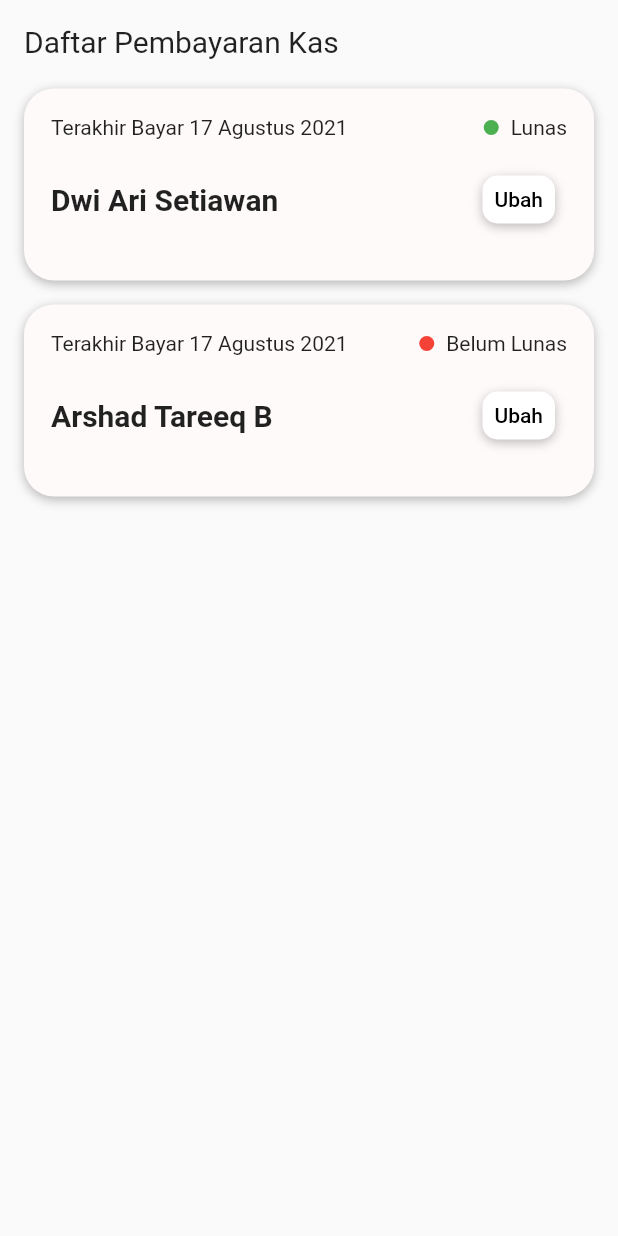
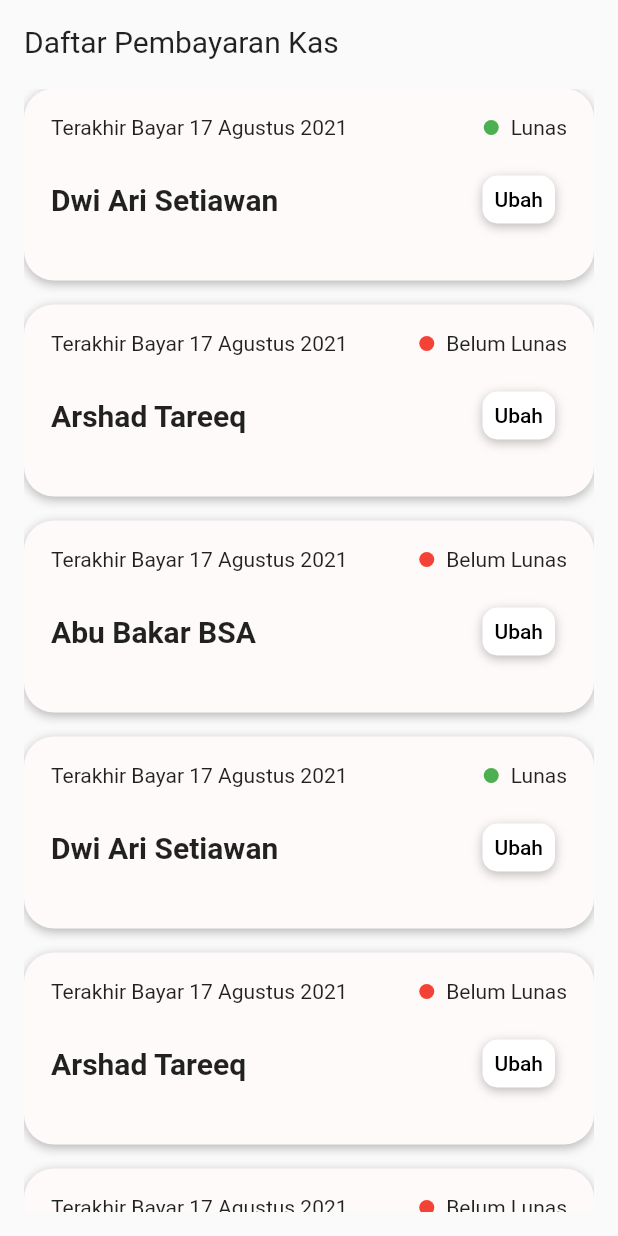
Before and after one commit to b201lab/b201-app, a Flutter app: the KasScreen widget shown alone on an empty page, opened directly, on a phone screen of 412 x 824 dp. Run offline on Flutter 3.47's test engine with Material 2 defaults, Android fonts, the phone set to English and light mode, and no system bars; our stand-ins replace bubble_tab_indicator, get, getwidget, image_picker, table_calendar.

Commit message:
Dynamic kas card list based on users.dart model

```diff
--- /dev/null
+++ b/lib/models/users.dart
@@ -0,0 +1,48 @@
+// Hanya untuk model kas list
+
+class User {
+  int id;
+  String name;
+  bool isLunas;
+  String lastPayement;
+
+  User({
+    required this.id,
+    required this.name,
+    required this.isLunas,
+    required this.lastPayement,
+  });
+}
+
+var users = [
+  User(
+      id: 6969,
+      name: "Dwi Ari Setiawan",
+      isLunas: true,
+      lastPayement: "17 Agustus 2021"),
+  User(
+      id: 6968,
+      name: "Arshad Tareeq",
+      isLunas: false,
+      lastPayement: "17 Agustus 2001"),
+  User(
+      id: 6968,
+      name: "Abu Bakar BSA",
+      isLunas: false,
+      lastPayement: "17 Agustus 1945"),
+  User(
+      id: 6969,
+      name: "Dwi Ari Setiawan",
+      isLunas: true,
+      lastPayement: "17 Agustus 2021"),
+  User(
+      id: 6968,
+      name: "Arshad Tareeq",
+      isLunas: false,
+      lastPayement: "17 Agustus 2001"),
+  User(
+      id: 6968,
+      name: "Abu Bakar BSA",
+      isLunas: false,
+      lastPayement: "17 Agustus 1945"),
+];
--- a/lib/screens/kas/kas_screen.dart
+++ b/lib/screens/kas/kas_screen.dart
@@ -1,10 +1,17 @@
+import 'package:b201_app/models/users.dart';
 import 'package:b201_app/widgets/kas_list_card.dart';
 import 'package:flutter/material.dart';
 
 const bool isAdmin = true;
 
-class KasScreen extends StatelessWidget {
+class KasScreen extends StatefulWidget {
   const KasScreen({Key? key}) : super(key: key);
+  @override
+  State<KasScreen> createState() => _KasScreenState();
+}
+
+class _KasScreenState extends State<KasScreen> {
+  List<User> _users = users;
 
   @override
   Widget build(BuildContext context) {
@@ -22,16 +29,18 @@ class KasScreen extends StatelessWidget {
                     ),
                     margin: EdgeInsets.only(bottom: 20),
                   ),
-                  KasListCard(
-                    nama: "Dwi Ari Setiawan",
-                    terakhirBayar: "17 Agustus 2021",
-                    statusLunas: true,
-                  ),
-                  KasListCard(
-                    nama: "Arshad Tareeq B",
-                    terakhirBayar: "18 Agustus 2021",
-                    statusLunas: false,
-                  ),
+                  Expanded(
+                    child: ListView(
+                      children: [
+                        for (User user in users)
+                          KasListCard(
+                            nama: user.name,
+                            terakhirBayar: user.lastPayement,
+                            statusLunas: user.isLunas,
+                          ),
+                      ],
+                    ),
+                  )
                 ],
               ),
             )
```
Also changed, not shown: lib/models/kas_list.dart (deleted).
